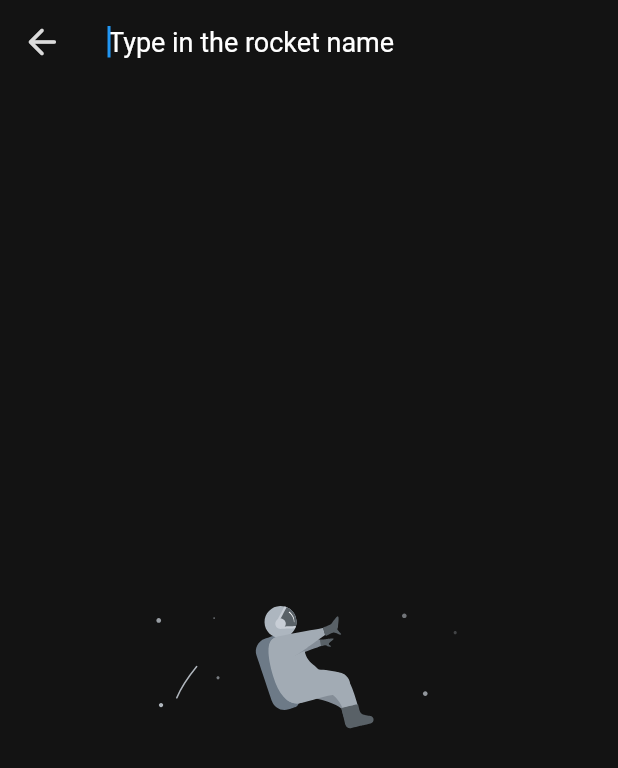
After one commit to BSiddharth/RocketDictionary, a Flutter app: the SearchPage screen opened by its route, on a phone screen of 412 x 824 dp. The commit adds this screen. Shown: the top 768 px of the screen. Run offline on Flutter 3.47's test engine with Material 2 defaults, Android fonts, the phone set to English and light mode, and no system bars; our stand-ins replace cached_network_image, flutter_riverpod, font_awesome_flutter, hive, hive_flutter, lottie and 2 more; missing offline and left inert: retrieval; accounts and stored records are empty; network calls fail.

Commit message:
Final commit

```diff
--- a/frontend/lib/const.dart
+++ b/frontend/lib/const.dart
@@ -89,7 +89,9 @@ ThemeData darkThemeData = ThemeData(
       trackColor: MaterialStateProperty.all<Color>(kAntiFlashWhite),
     ),
     listTileTheme: const ListTileThemeData(),
-);
+    inputDecorationTheme: const InputDecorationTheme(
+      hintStyle: TextStyle(color: Colors.white, fontSize: 18),
+    ));
 
 // Backend url
 const String kBackendURL = 'http://192.168.1.59:8000/api/v1.0.0/';
--- a/frontend/lib/customWidgets/rocket_card.dart
+++ b/frontend/lib/customWidgets/rocket_card.dart
@@ -7,7 +7,7 @@ import 'package:rocketdictionary/models/rocket.dart';
 import 'package:rocketdictionary/providers.dart';
 import 'package:flutter/material.dart';
 import 'package:rocketdictionary/customWidgets/round_cached_network_image.dart';
-import 'package:rocketdictionary/screens/cardDetailedScreens/card_detailed.dart';
+import 'package:rocketdictionary/screens/card_detailed.dart';
 
 class RocketCard extends ConsumerStatefulWidget {
   final String mainImageUrl;
--- a/frontend/lib/main.dart
+++ b/frontend/lib/main.dart
@@ -5,8 +5,9 @@ import 'package:rocketdictionary/const.dart';
 import 'package:flutter_riverpod/flutter_riverpod.dart';
 import 'package:rocketdictionary/models/rocket.dart';
 import 'package:rocketdictionary/providers.dart';
-import 'package:rocketdictionary/screens/cardDetailedScreens/card_detailed.dart';
+import 'package:rocketdictionary/screens/card_detailed.dart';
 import 'package:rocketdictionary/screens/mainScreens/main_screen.dart';
+import 'package:rocketdictionary/screens/search_page.dart';
 
 void main() async {
   await Hive.initFlutter();
@@ -32,6 +33,7 @@ class MyApp extends ConsumerWidget {
       initialRoute: '/',
       routes: {
         MainScreen.name: (context) => const MainScreen(),
+        SearchPage.name: (context) => const SearchPage(),
       },
       onGenerateRoute: (settings) {
         if (settings.name == CardDetailed.name) {
--- a/frontend/lib/models/rocket_list_state.dart
+++ b/frontend/lib/models/rocket_list_state.dart
@@ -37,16 +37,16 @@ class RocketListStateNotifier extends StateNotifier<RocketListState> {
   // RocketListStateNotifier() : super(const RocketListErrorState());
   // RocketListStateNotifier() : super(const RocketListLoadedState());
   RocketListStateNotifier() : super(const RocketListLoadingState());
-  var workingList;
+  var workingList = [];
 
-  Future<void> getRocketList() async {
+  Future<void> getRocketList(ConsumerStatefulElement ref) async {
     try {
       state = const RocketListLoadingState();
       final http.Response response = await backendGetRocketList();
       workingList = jsonDecode(response.body);
       final bookmarks = Hive.box('bookMarks');
       workingList = workingList.map((value) {
-        return Rocket(
+        final rocket = Rocket(
           mainImageUrl: value['mainImage'] ??
               'https://www.pngkit.com/png/detail/24-246151_spacecraft-rocket-launch-space-launch-astronaut-cartoon-rockets.png',
           rocketName: value['name'] ?? "N/A",
@@ -61,6 +61,10 @@ class RocketListStateNotifier extends StateNotifier<RocketListState> {
           id: value['_id'],
           isBookmarked: bookmarks.containsKey(value['_id']),
         );
+        ref
+            .read(retrievalProvider)
+            .insert(rocket.rocketName!.toUpperCase(), rocket);
+        return rocket;
       }).toList();
       filterRocketList(kfilter.name);
     } catch (e) {
@@ -70,7 +74,7 @@ class RocketListStateNotifier extends StateNotifier<RocketListState> {
 
   void filterRocketList(kfilter filter) {
     var rocketMap = {};
-    workingList.forEach((rocket) {
+    for (var rocket in workingList) {
       if (filter == kfilter.name) {
         final startingAlphabet = rocket.rocketName![0].toUpperCase();
         if (rocketMap.containsKey(startingAlphabet)) {
@@ -100,7 +104,7 @@ class RocketListStateNotifier extends StateNotifier<RocketListState> {
           rocketMap[manufacturerName] = [rocket];
         }
       }
-    });
+    }
 
     state = RocketListLoadedState(rocketMap: rocketMap);
   }
--- a/frontend/lib/providers.dart
+++ b/frontend/lib/providers.dart
@@ -1,5 +1,7 @@
 import 'package:flutter_riverpod/flutter_riverpod.dart';
+import 'package:retrieval/key_value_trie.dart';
 import 'package:rocketdictionary/models/glossary_list_state.dart';
+import 'package:rocketdictionary/models/rocket.dart';
 import 'package:rocketdictionary/models/rocket_list_state.dart';
 
 // provides light mode state
@@ -14,3 +16,7 @@ final glossaryListNotifierProvider = StateNotifierProvider((ref) {
 final rocketListNotifierProvider = StateNotifierProvider((ref) {
   return RocketListStateNotifier();
 });
+
+final retrievalProvider = StateProvider<KeyValueTrie<Rocket>>((ref) {
+  return KeyValueTrie<Rocket>();
+});
--- /dev/null
+++ b/frontend/lib/screens/search_page.dart
@@ -0,0 +1,71 @@
+import 'package:flutter/material.dart';
+import 'package:lottie/lottie.dart';
+import 'package:rocketdictionary/customWidgets/custom_icon_button.dart';
+import 'package:flutter_riverpod/flutter_riverpod.dart';
+import 'package:rocketdictionary/customWidgets/rocket_card.dart';
+import 'package:rocketdictionary/providers.dart';
+
+class SearchPage extends StatefulWidget {
+  const SearchPage({Key? key}) : super(key: key);
+  static const name = './SearchPage';
+
+  @override
+  State<SearchPage> createState() => _SearchPageState();
+}
+
+class _SearchPageState extends State<SearchPage> {
+  String searchString = '';
+  @override
+  Widget build(BuildContext context) {
+    return Scaffold(
+        appBar: AppBar(
+          automaticallyImplyLeading: false,
+          leading: CustomIconButton(
+              onPressed: () {
+                Navigator.pop(context);
+              },
+              icon: const Icon(Icons.arrow_back_rounded)),
+          title: TextField(
+            onChanged: (String value) {
+              setState(() {
+                searchString = value.toUpperCase();
+              });
+            },
+            style: const TextStyle(fontSize: 18),
+            autofocus: true,
+            decoration: const InputDecoration(
+                hintText: 'Type in the rocket name', border: InputBorder.none),
+          ),
+        ),
+        body: Consumer(
+          builder: (context, ref, child) {
+            final retrievedList =
+                ref.read(retrievalProvider).find(searchString);
+            if (searchString == '' || retrievedList.isEmpty) {
+              return Center(
+                child: Lottie.asset('assets/animation/bookmarksEmpty.json'),
+              );
+            } else {
+              return ListView.builder(
+                  itemCount: retrievedList.length,
+                  itemBuilder: (BuildContext context, int count) {
+                    return RocketCard(
+                        mainImageUrl: retrievedList[count].mainImageUrl!,
+                        rocketName: retrievedList[count].rocketName!,
+                        rocketManufacturerName:
+                            retrievedList[count].rocketManufacturerName!,
+                        rocketStatus: retrievedList[count].rocketStatus!,
+                        countryImageUrl: retrievedList[count].countryImageUrl!,
+                        rocketType: retrievedList[count].rocketType!,
+                        rocketCPL: retrievedList[count].rocketCPL!,
+                        summary: retrievedList[count].summary!,
+                        id: retrievedList[count].id,
+                        content: retrievedList[count].content,
+                        images: retrievedList[count].images,
+                        isBookmarked: retrievedList[count].isBookmarked);
+                  });
+            }
+          },
+        ));
+  }
+}
--- a/frontend/pubspec.yaml
+++ b/frontend/pubspec.yaml
@@ -42,6 +42,7 @@ dependencies:
   http: ^0.13.4
   hive: ^2.0.5
   hive_flutter: ^1.1.0
+  retrieval: ^1.0.1
 
 dev_dependencies:
   flutter_test:
```
Also changed, not shown: frontend/lib/screens/cardDetailedScreens/chat_post_screen.dart (deleted, +0 -10 lines), frontend/lib/screens/cardDetailedScreens/gallery_screen.dart (deleted, +0 -10 lines), frontend/lib/screens/cardDetailedScreens/wiki_screen.dart (deleted, +0 -153 lines), frontend/lib/screens/mainScreens/home_screen.dart (+10 -5 lines), frontend/lib/screens/mainScreens/main_screen.dart (+7 -33 lines), frontend/lib/screens/card_detailed.dart (renamed from frontend/lib/screens/cardDetailedScreens/card_detailed.dart), frontend/pubspec.lock. Lines whose indentation alone changed are shown as unchanged.
